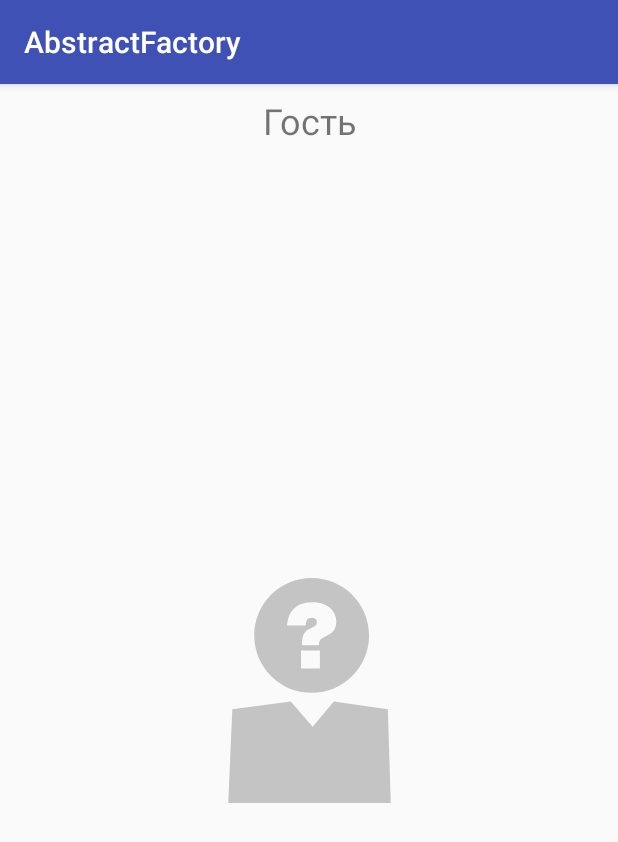
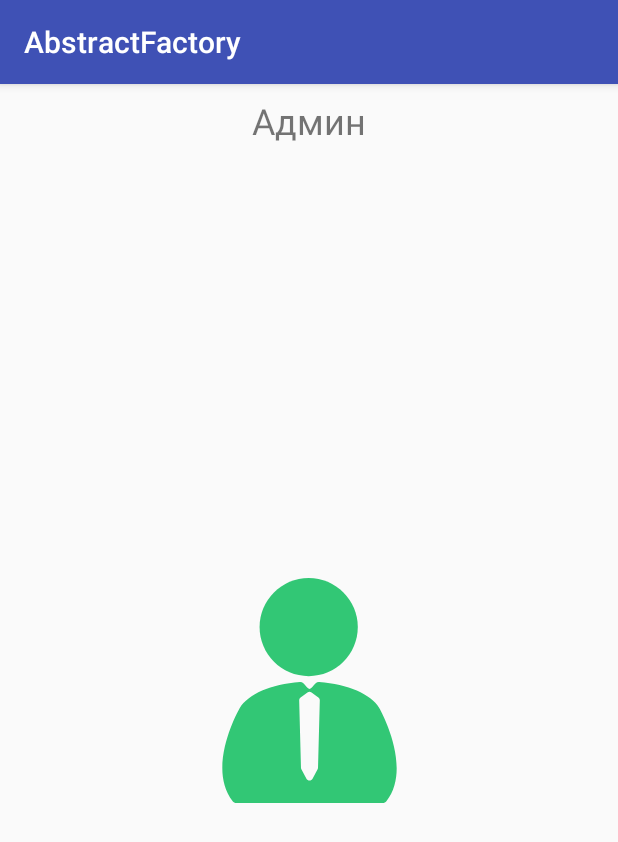
Before and after one commit to Yura-Savchuk/Kotlin_AbstractrFactory, an Android app: the screen it shows after launch (MainActivity), on a phone screen of 412 x 824 dp. Shown: the top 842 px of the screen. Run offline under Robolectric (Android 15) with nearby library versions, the light colour scheme and no system bars.

Commit message:
Update preview

```diff
--- a/app/src/main/java/com/example/abstractfactory/MainActivity.kt
+++ b/app/src/main/java/com/example/abstractfactory/MainActivity.kt
@@ -15,7 +15,7 @@ class MainActivity : AppCompatActivity() {
         val textView: TextView = findViewById(R.id.textView) as TextView
         val imageView: ImageView = findViewById(R.id.imageView) as ImageView
 
-        val factory: AbstractFactory = getFactory(Role.GUEST)
+        val factory: AbstractFactory = getFactory(Role.ADMIN)
         val title: Title = factory.createTitle()
         val content: Content = factory.createContent()
 
```
Also changed, not shown: 1 other file.
